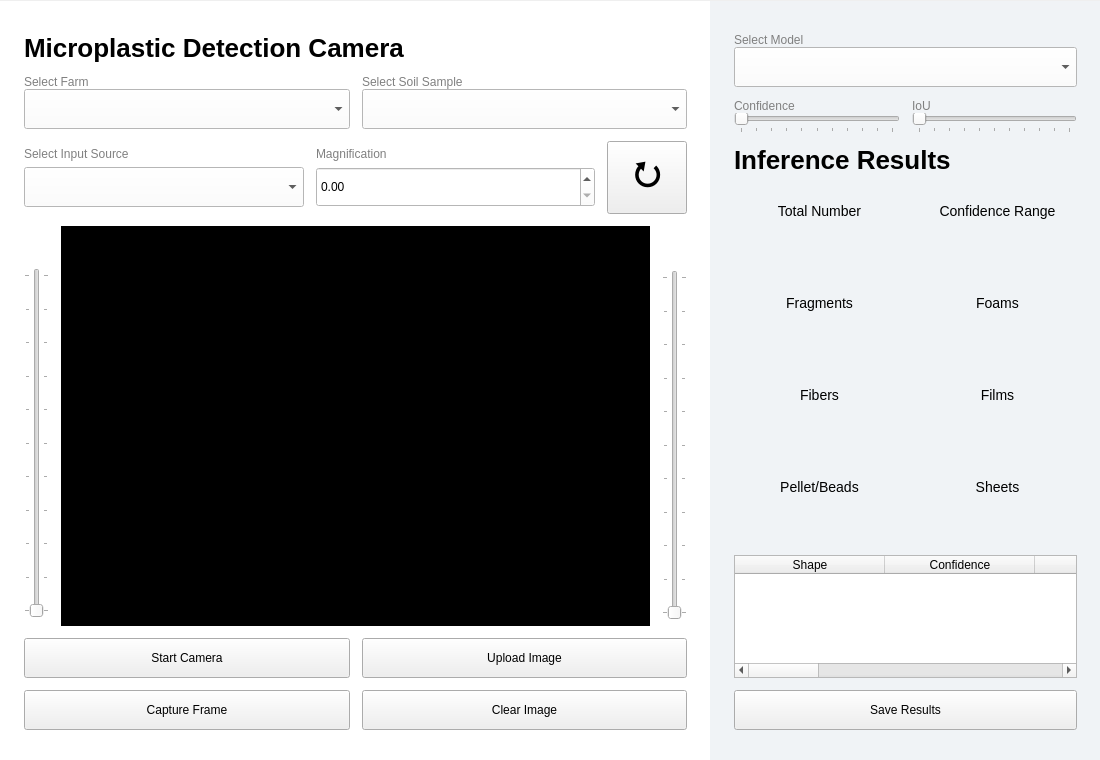
Old version of the form mpcamera/layouts/cameraPage.ui in the repository AkunoCode/MP-Camera.
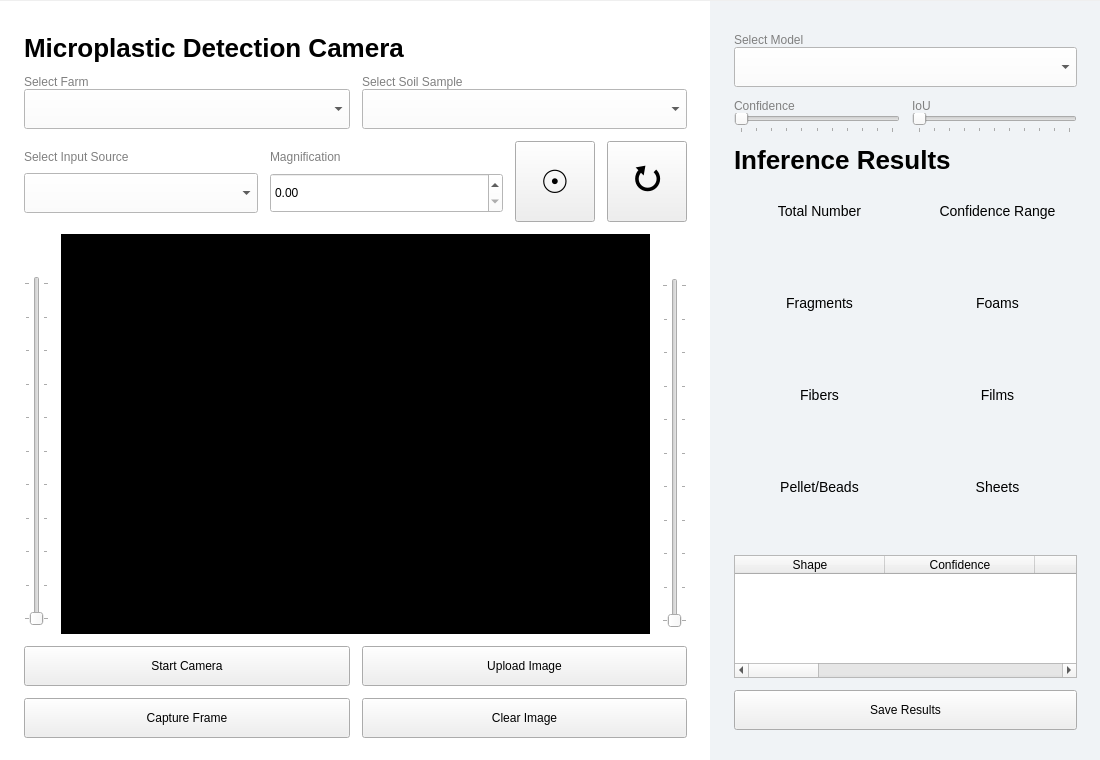
New version of the form. Icons and pictures are not drawn.

Commit message: feat: Add reload and view buttons to CameraPage with functionality for re-running inference and toggling overlays

The edit to the form file:
```diff
--- a/mpcamera/layouts/cameraPage.ui
+++ b/mpcamera/layouts/cameraPage.ui
@@ -213,7 +213,7 @@
           <x>0</x>
           <y>0</y>
           <width>711</width>
-          <height>761</height>
+          <height>769</height>
          </rect>
         </property>
         <layout class="QVBoxLayout" name="verticalLayout_5">
@@ -439,6 +439,34 @@
              </item>
             </layout>
            </item>
+           <item>
+            <widget class="QPushButton" name="viewButton">
+             <property name="sizePolicy">
+              <sizepolicy hsizetype="Fixed" vsizetype="Minimum">
+               <horstretch>0</horstretch>
+               <verstretch>0</verstretch>
+              </sizepolicy>
+             </property>
+             <property name="minimumSize">
+              <size>
+               <width>70</width>
+               <height>0</height>
+              </size>
+             </property>
+             <property name="styleSheet">
+              <string notr="true">#viewButton{
+font-size: 32px;
+font-weight: bold;
+}</string>
+             </property>
+             <property name="text">
+              <string>☉</string>
+             </property>
+             <property name="designClass" stdset="0">
+              <string/>
+             </property>
+            </widget>
+           </item>
            <item>
             <widget class="QPushButton" name="reloadButton">
              <property name="sizePolicy">
```
The commit also changes 1 other file.
